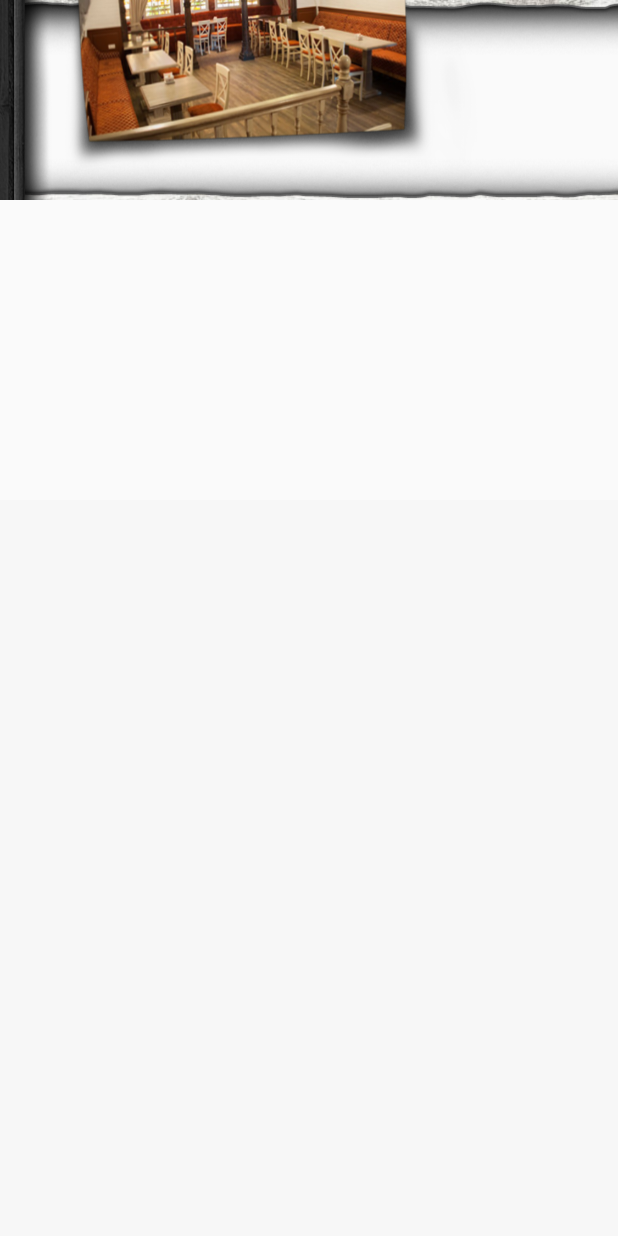
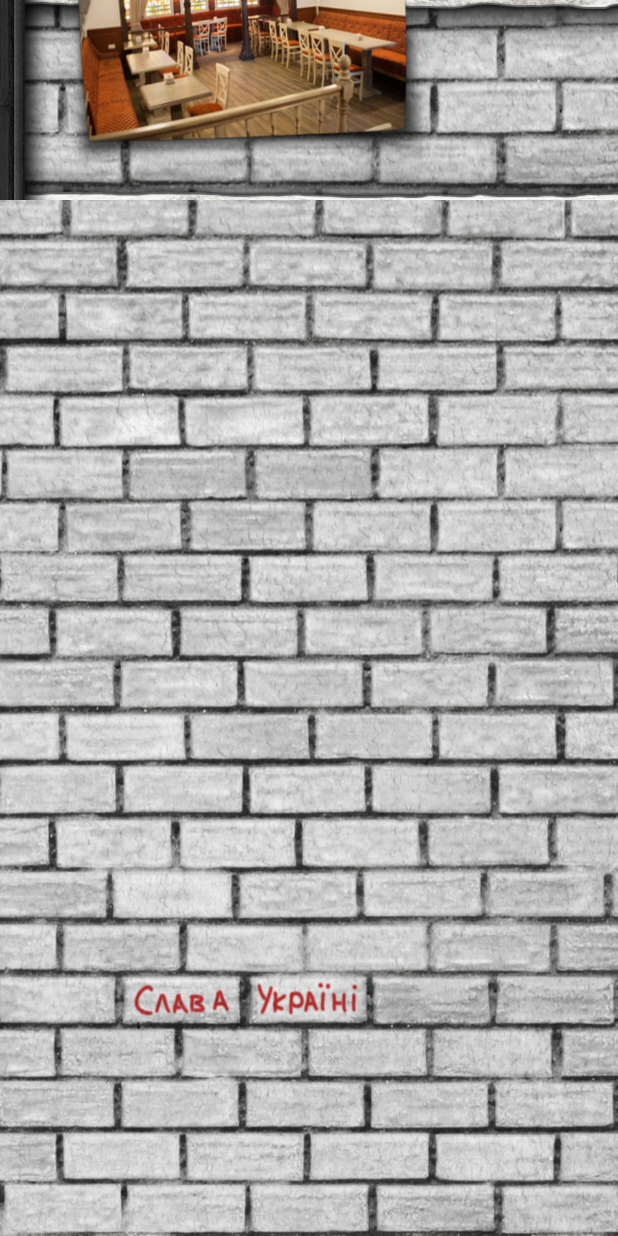
Before and after one commit to Vrungel322/BESTia, an Android app: the screen it shows after launch (MainActivity), on a phone screen of 412 x 824 dp. Run offline under Robolectric (Android 15) with nearby library versions, the phone set to English and light mode, and no system bars; our stand-ins replace ButterKnife; 4 statements that could not run were skipped.

Commit message:
Brick background setted, some extra bugs fixed

```diff
--- a/app/src/main/java/nanddgroup/bestia/MainActivity.java
+++ b/app/src/main/java/nanddgroup/bestia/MainActivity.java
@@ -21,6 +21,7 @@ import nanddgroup.bestia.Utils.JsonHelper;
 import nanddgroup.bestia.Utils.SizeHelper;
 
 public class MainActivity extends AppCompatActivity {
+    //-------------------------------------------------------------------Coorginates for FHD
     public static final int W_POSTER_FHD = 230;
     public static final int H_POSTER_FHD = 318;
 
@@ -30,12 +31,12 @@ public class MainActivity extends AppCompatActivity {
     public static final int X_POSTER1_FHD = 520;
     public static final int Y_POSTER1_FHD = 1020;
 
-    public static final int X_POSTER2_FHD = 150;
-    public static final int Y_POSTER2_FHD = 5130;
+    public static final int X_POSTER2_FHD = 160;
+    public static final int Y_POSTER2_FHD = 5160;
 
-    public static final int X_POSTER3_FHD = 558;
-    public static final int Y_POSTER3_FHD = 5122;
-//-------------------------------------------------------------------
+    public static final int X_POSTER3_FHD = 568;
+    public static final int Y_POSTER3_FHD = 5152;
+//-------------------------------------------------------------------Coorginates for HD
     public static final int X_POSTER0_HD = 116;
     public static final int Y_POSTER0_HD = 590;
 
@@ -107,13 +108,12 @@ public class MainActivity extends AppCompatActivity {
         ivSticks.setImageBitmap(SizeHelper.bitmapLoader(getResources(), R.drawable.main_sticks, 0.47d));
         ivSticks.setX(100);
         ivSticks.setY(560);
-        Toast.makeText(getApplicationContext(), "posForHD", Toast.LENGTH_LONG).show();
     }
 
     private void posForFHD() {
 
         ivMainPart1.setImageBitmap(SizeHelper.bitmapLoader(getResources(), R.drawable.main_part1, 0.487d));
-        ivMainPart3.setImageBitmap(SizeHelper.bitmapLoader(getResources(), R.drawable.main_part3, 0.473d));
+        ivMainPart3.setImageBitmap(SizeHelper.bitmapLoader(getResources(), R.drawable.main_part3, 0.4795d));
         poster_1(pst.get(0), X_POSTER0_FHD, Y_POSTER0_FHD, ivPst0, 3f);
         poster_1(pst.get(1), X_POSTER1_FHD, Y_POSTER1_FHD, ivPst1, -1f);
         poster_1(pst.get(2), X_POSTER2_FHD, Y_POSTER2_FHD, ivPst2, 2f);
--- a/app/src/main/res/layout/activity_main.xml
+++ b/app/src/main/res/layout/activity_main.xml
@@ -5,6 +5,11 @@
     android:layout_height="match_parent"
     tools:context="nanddgroup.bestia.MainActivity">
 
+
+    <FrameLayout
+        android:layout_width="match_parent"
+        android:layout_height="match_parent"
+        android:background="@drawable/interior_back">
 
         <ScrollView
             android:id="@+id/scrollView"
@@ -71,4 +76,5 @@
 
             </RelativeLayout>
         </ScrollView>
+    </FrameLayout>
 </RelativeLayout>
```
Also changed, not shown: app/src/main/res/drawable/interior_back.jpg (added). Lines whose indentation alone changed are shown as unchanged.
